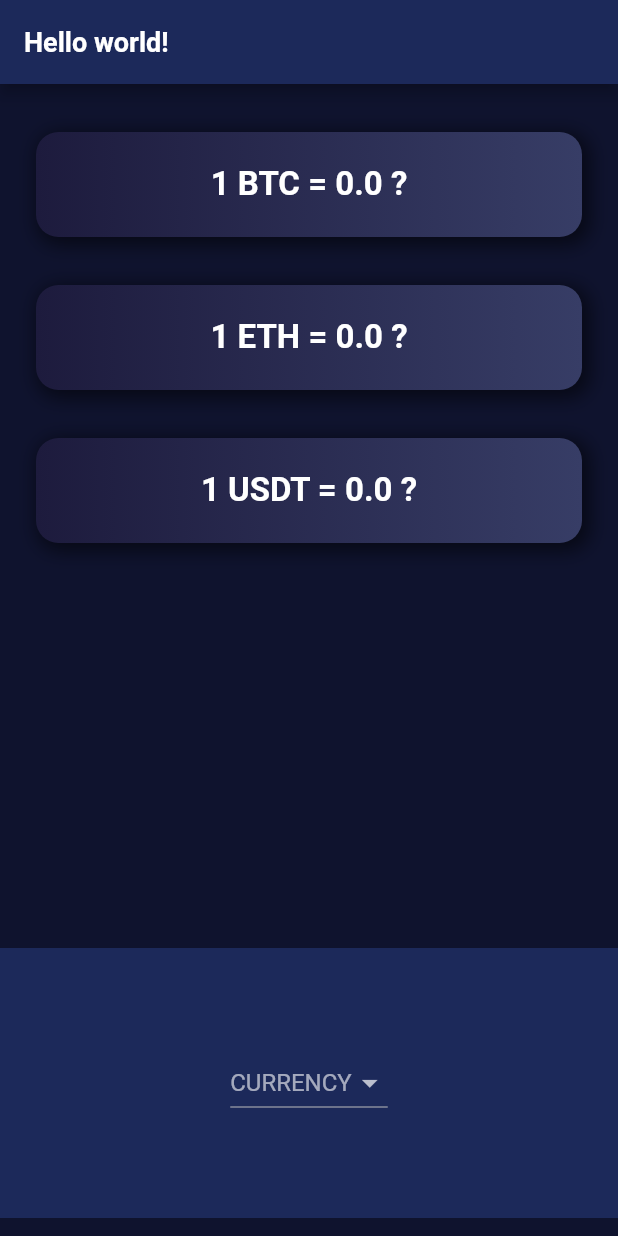
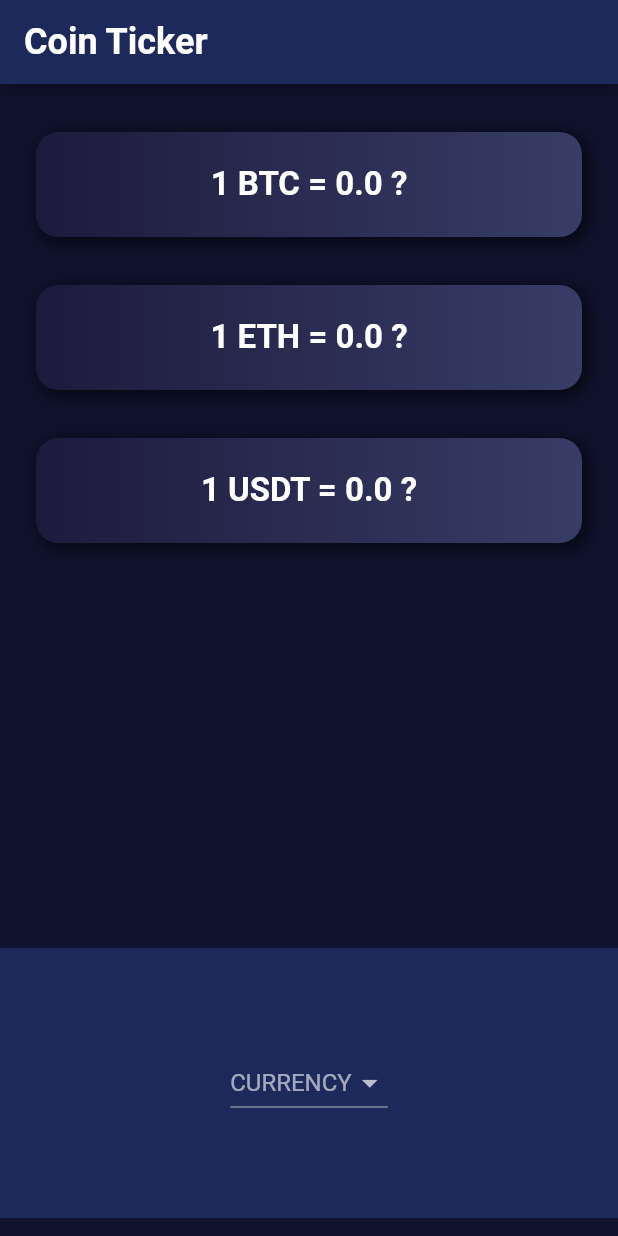
Before and after one commit to Ali-Mirzahosseini/Coin_Ticker_Flutter, a Flutter app: the screen it shows after launch, on a phone screen of 412 x 824 dp. Run offline on Flutter 3.47's test engine with Material 2 defaults, Android fonts, the phone set to English and light mode, and no system bars; drawn by our look-alikes of animated_text_kit.

Commit message:
animated_text_kit was added.

```diff
--- a/lib/price_screen.dart
+++ b/lib/price_screen.dart
@@ -118,18 +118,16 @@ class _PriceScreenState extends State<PriceScreen> {
         title: AnimatedTextKit(
           animatedTexts: [
             TypewriterAnimatedText(
-              'Hello world!',
+              'Coin Ticker',
               textStyle: const TextStyle(
-                fontSize: 18.0,
+                fontSize: 24.0,
                 fontWeight: FontWeight.bold,
               ),
-              speed: const Duration(milliseconds: 2000),
+              speed: const Duration(milliseconds: 400),
             ),
           ],
           totalRepeatCount: 1,
-          pause: const Duration(milliseconds: 1000),
           displayFullTextOnTap: true,
-          stopPauseOnTap: true,
         ),
         actions: <Widget>[
           apiFunctionWasTriggered
```
